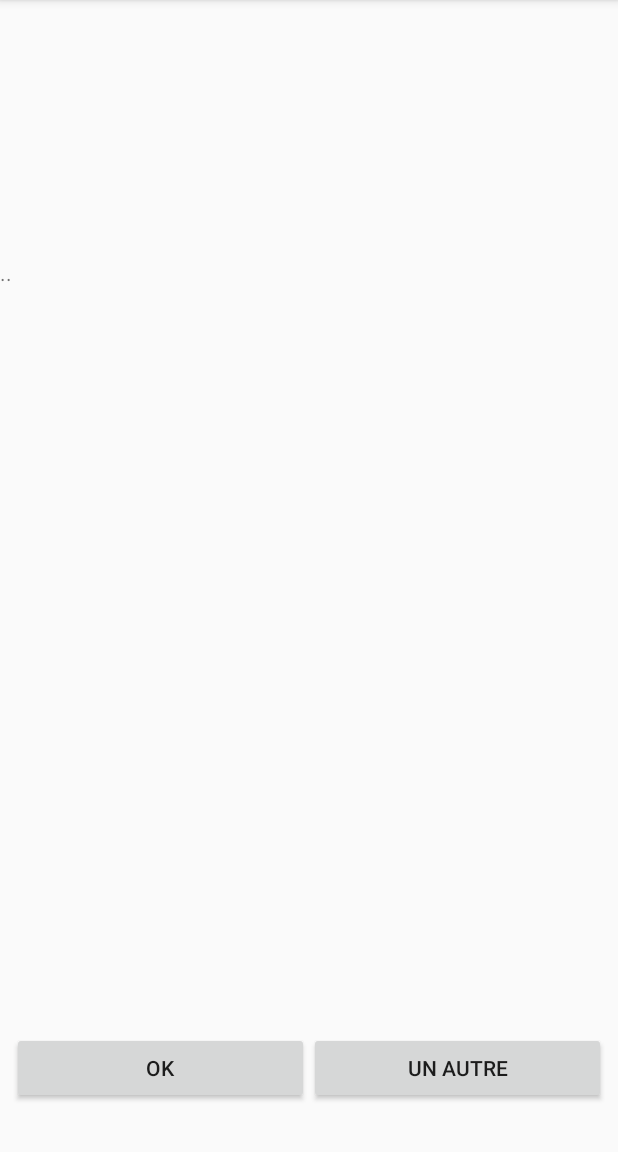
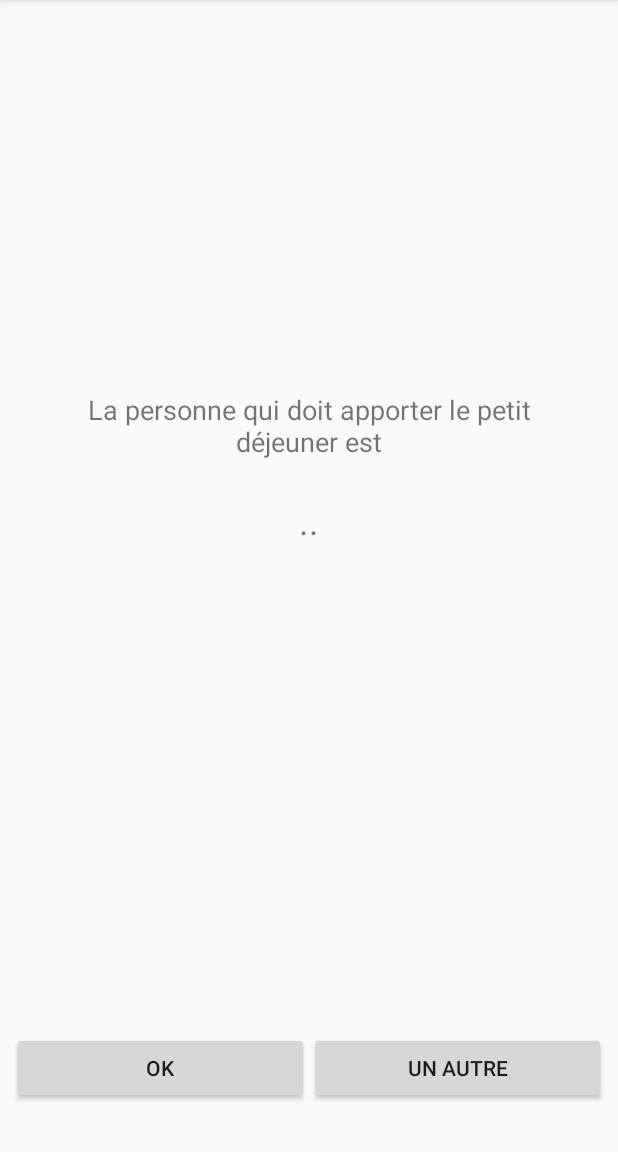
Before and after one commit to mhedin/Pain-au-chocolat-v2, an Android app: the screen it shows after launch (NextBringerActivity), after a tap on "QUI SERA LE PROCHAIN ?", on a phone screen of 412 x 824 dp, the part 84-1236 px from its top. Run offline under Robolectric (Android 15) with nearby library versions, the light colour scheme and no system bars; libraries missing offline, so code that uses them is left out: io.realm; 6 statements that could not run were skipped.

Commit message:
Update next bringer screen design - Manage screens when there is no participant, or only one available

```diff
--- a/app/src/main/java/com/morgane/painauchocolatv2/activities/MainActivity.java
+++ b/app/src/main/java/com/morgane/painauchocolatv2/activities/MainActivity.java
@@ -1,15 +1,13 @@
 package com.morgane.painauchocolatv2.activities;
 
+import android.app.Activity;
 import android.content.Intent;
 import android.graphics.Typeface;
 import android.os.Bundle;
 import android.view.View;
-import android.support.design.widget.NavigationView;
-import android.support.v4.view.GravityCompat;
-import android.support.v4.widget.DrawerLayout;
 import android.support.v7.app.AppCompatActivity;
-import android.view.MenuItem;
 import android.view.Window;
+import android.widget.Button;
 import android.widget.TextView;
 
 import com.morgane.painauchocolatv2.R;
@@ -22,6 +20,26 @@ import io.realm.Realm;
  */
 public class MainActivity extends AppCompatActivity implements View.OnClickListener {
 
+    /**
+     * The code used to identify the activity to choose the next bringer.
+     */
+    private static final int REQUEST_CODE_NEXT_BRINGER = 1;
+
+    /**
+     * The code used to identify the activity to manage the participants.
+     */
+    private static final int REQUEST_CODE_MANAGE_PARTICIPANTS = 2;
+
+    /**
+     * The TextView in which the name of the next bringer is displayed.
+     */
+    private TextView mBringerTextView;
+
+    /**
+     * The Button used to choose a new bringer.
+     */
+    private Button mChooseBringerButton;
+
     @Override
     protected void onCreate(Bundle savedInstanceState) {
         super.onCreate(savedInstanceState);
@@ -33,14 +51,41 @@ public class MainActivity extends AppCompatActivity implements View.OnClickListe
         TextView appNameTextView = (TextView) findViewById(R.id.home_painAuChocolat_textView);
         appNameTextView.setTypeface(customTypeface);
 
-        findViewById(R.id.home_nextBringer_button).setOnClickListener(this);
+        mChooseBringerButton = (Button) findViewById(R.id.home_nextBringer_button);
+        mChooseBringerButton.setOnClickListener(this);
+
         findViewById(R.id.home_participants_fab).setOnClickListener(this);
 
-        TextView bringerTextView = (TextView) findViewById(R.id.home_bringer_textView);
+        mBringerTextView = (TextView) findViewById(R.id.home_bringer_textView);
+        refreshBringerName();
+    }
+
+    /**
+     * Refresh the name of the next participant to bring the breakfast or display an informative message.
+     */
+    private void refreshBringerName() {
+
         Realm realm = Realm.getDefaultInstance();
-        Participant actualBringer = realm.where(Participant.class).equalTo("isTheActualBringer", true).findFirst();
-        if (actualBringer != null) {
-            bringerTextView.setText(getString(R.string.text_next_to_bring_with_selection, actualBringer.getName()));
+
+        // Check if there are existing participants, and if not, display an informative message
+        if (Participant.getParticipantsCount(realm) == 0) {
+            mBringerTextView.setText(R.string.text_no_participant_created);
+            mChooseBringerButton.setEnabled(false);
+
+        } else {
+            mChooseBringerButton.setEnabled(true);
+
+            // Get the name of the participant who will bring the breakfast
+            Participant actualBringer = realm.where(Participant.class).equalTo("isTheActualBringer", true).findFirst();
+
+            // If there is a participant identified to bring the breakfast, display it
+            if (actualBringer != null) {
+                mBringerTextView.setText(getString(R.string.text_next_to_bring_with_selection, actualBringer.getName()));
+
+            } else {
+                // Else display an informative message
+                mBringerTextView.setText(R.string.text_next_to_bring_nobody_selected);
+            }
         }
     }
 
@@ -48,12 +93,26 @@ public class MainActivity extends AppCompatActivity implements View.OnClickListe
     public void onClick(View v) {
         switch (v.getId()) {
             case R.id.home_nextBringer_button:
-                startActivity(new Intent(this, NextBringerActivity.class));
+                startActivityForResult(new Intent(this, NextBringerActivity.class), REQUEST_CODE_NEXT_BRINGER);
                 break;
 
             case R.id.home_participants_fab:
-                startActivity(new Intent(this, ParticipantsActivity.class));
+                startActivityForResult(new Intent(this, ParticipantsActivity.class), REQUEST_CODE_MANAGE_PARTICIPANTS);
                 break;
         }
     }
+
+    @Override
+    protected void onActivityResult(int requestCode, int resultCode, Intent data) {
+        super.onActivityResult(requestCode, resultCode, data);
+
+        // Do something only if the activity did something
+        if (resultCode == Activity.RESULT_OK) {
+
+            // If a new bringer has been chosen, or if the participants have been modified, display it
+            if (requestCode == REQUEST_CODE_NEXT_BRINGER || requestCode == REQUEST_CODE_MANAGE_PARTICIPANTS) {
+                refreshBringerName();
+            }
+        }
+    }
 }
--- a/app/src/main/res/layout/content_next_bringer.xml
+++ b/app/src/main/res/layout/content_next_bringer.xml
@@ -32,18 +32,37 @@
 
     <TextView
         android:id="@+id/bringer_name_textView"
-        android:layout_width="wrap_content"
+        android:layout_width="0dp"
         android:layout_height="wrap_content"
-        android:layout_marginBottom="0dp"
+        android:layout_marginLeft="24dp"
+        android:layout_marginRight="24dp"
+        android:layout_marginTop="24dp"
+        android:gravity="center"
         android:text="TextView"
-        app:layout_constraintBottom_toTopOf="@+id/guideline"
-        tools:layout_editor_absoluteX="0dp" />
+        android:textSize="24sp"
+        app:layout_constraintLeft_toLeftOf="parent"
+        app:layout_constraintRight_toRightOf="parent"
+        app:layout_constraintTop_toBottomOf="@+id/textView" />
 
     <android.support.constraint.Guideline
         android:layout_width="wrap_content"
         android:layout_height="wrap_content"
         android:id="@+id/guideline"
         android:orientation="horizontal"
-        app:layout_constraintGuide_percent="0.3" />
+        app:layout_constraintGuide_percent="0.45" />
+
+    <TextView
+        android:id="@+id/textView"
+        android:layout_width="0dp"
+        android:layout_height="wrap_content"
+        android:layout_marginBottom="8dp"
+        android:layout_marginLeft="24dp"
+        android:layout_marginRight="24dp"
+        android:gravity="center"
+        android:text="@string/bringer_choosen_one"
+        android:textSize="18sp"
+        app:layout_constraintBottom_toTopOf="@+id/guideline"
+        app:layout_constraintLeft_toLeftOf="parent"
+        app:layout_constraintRight_toRightOf="parent" />
 
 </android.support.constraint.ConstraintLayout>
--- a/app/src/main/res/values/strings.xml
+++ b/app/src/main/res/values/strings.xml
@@ -11,6 +11,7 @@
     <string name="button_who_bring">Qui sera le prochain ?</string>
     <string name="text_next_to_bring_nobody_selected">Vous n\'avez pas encore sélectionné la personne qui apportera le petit déjeuner. Appuyez sur le bouton pour le découvrir !</string>
     <string name="text_next_to_bring_with_selection">La personne qui doit apporter le petit déjeuner est...\n<b>%s</b></string>
+    <string name="text_no_participant_created">Vous n\'avez pas encore créé de participants ! Cliquez sur le bouton rose pour en ajouter.</string>
 
     <string name="bringer_choosen_one">La personne qui doit apporter le petit déjeuner est</string>
     <string name="bringer_choose">Ok</string>
```
Also changed, not shown: app/src/main/java/com/morgane/painauchocolatv2/activities/NextBringerActivity.java (+26 -1 lines), app/src/main/java/com/morgane/painauchocolatv2/activities/ParticipantsActivity.java (+21 -2 lines), app/src/main/java/com/morgane/painauchocolatv2/models/Participant.java (+18 -0 lines).
